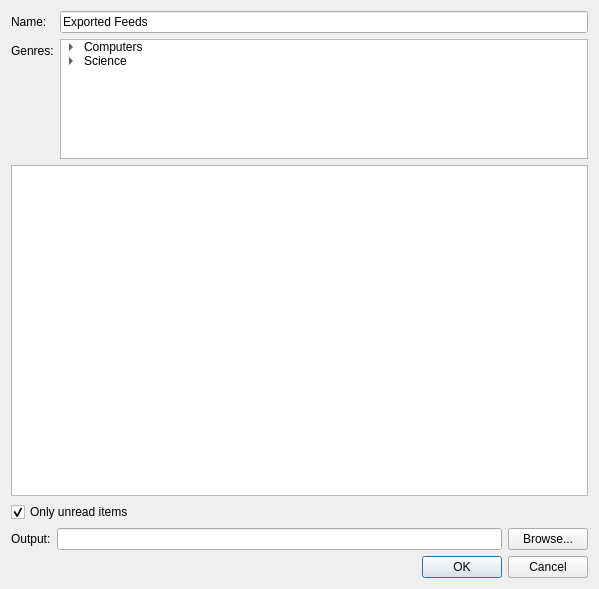
Old version of the form src/plugins/aggregator/export2fb2dialog.ui in the repository 0xd34df00d/leechcraft.
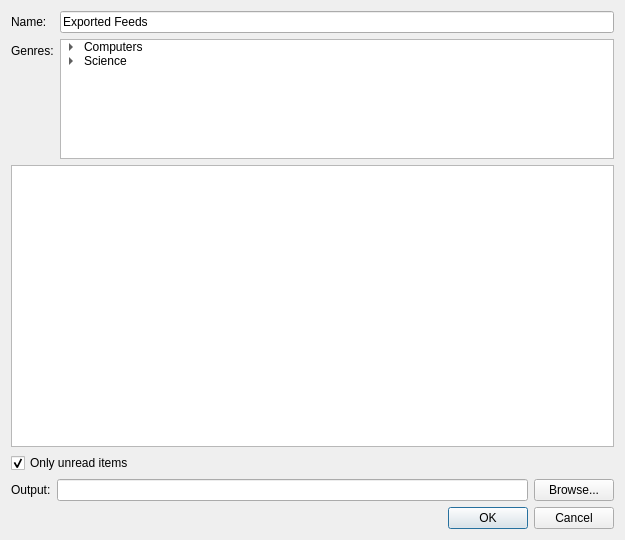
New version of the form.

Commit message: Aggregator: make the export dialog smaller.

The edit to the form file:
```diff
--- a/src/plugins/aggregator/export2fb2dialog.ui
+++ b/src/plugins/aggregator/export2fb2dialog.ui
@@ -6,8 +6,8 @@
    <rect>
     <x>0</x>
     <y>0</y>
-    <width>599</width>
-    <height>589</height>
+    <width>625</width>
+    <height>540</height>
    </rect>
   </property>
   <property name="windowTitle">
```
